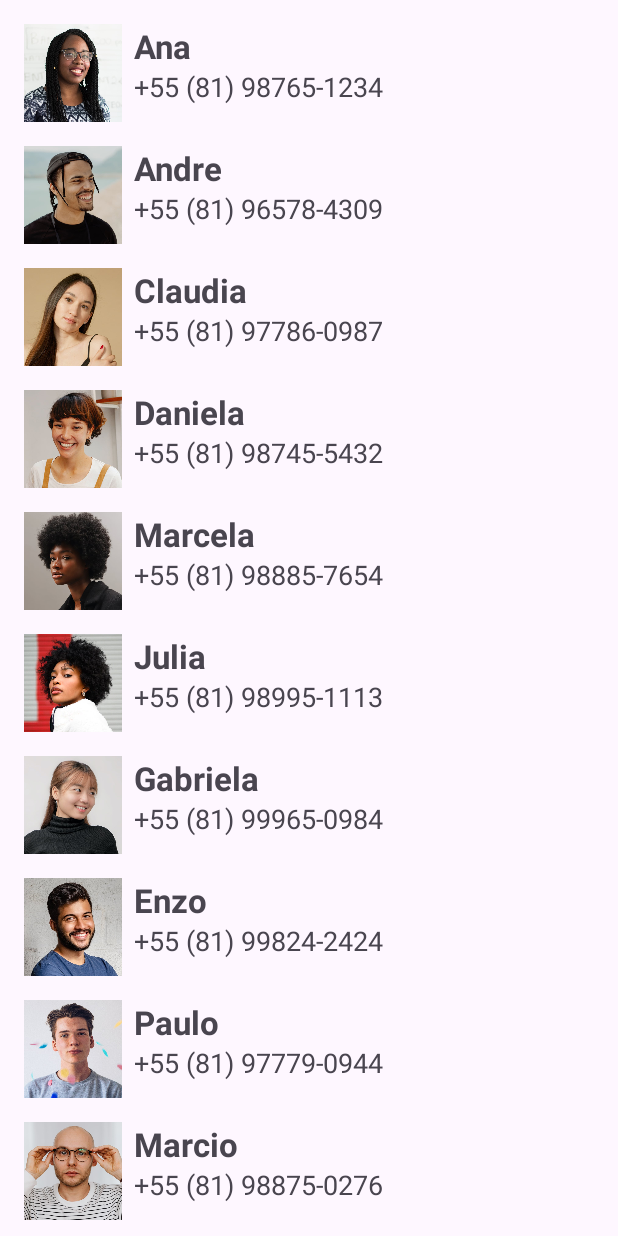
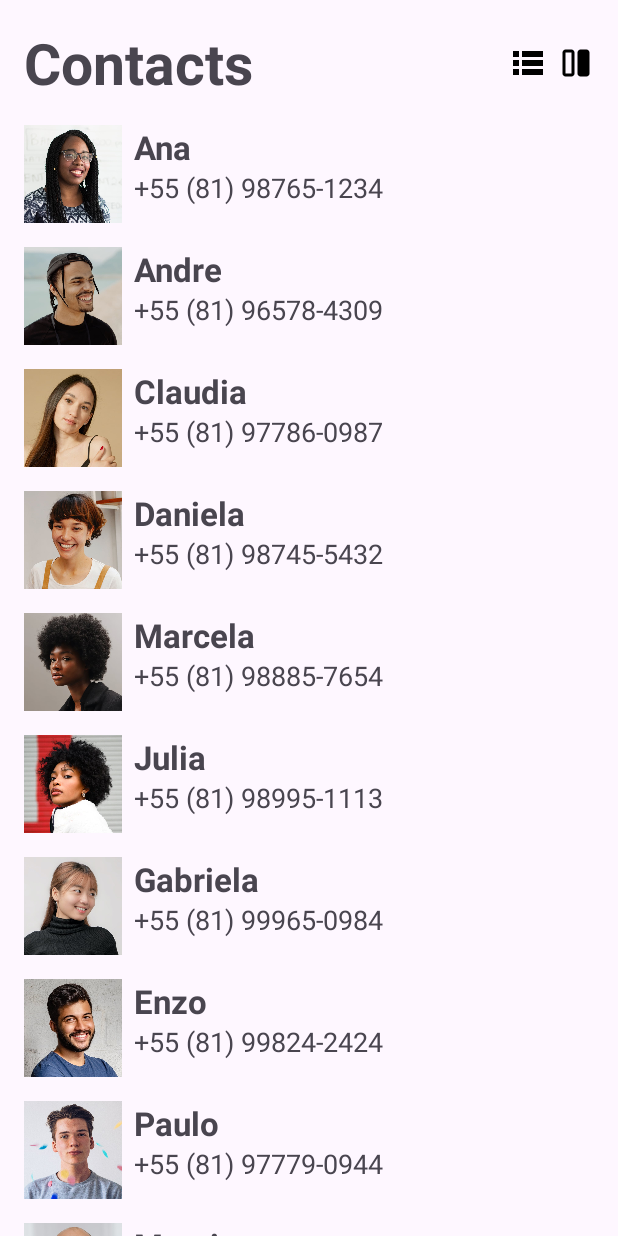
Before and after one commit to marcoaferreira/MyContacts, an Android app: the screen it shows after launch (MainActivity), on a phone screen of 412 x 824 dp. Run offline under Robolectric (Android 15) with nearby library versions, the phone set to English and light mode, and no system bars.

Commit message:
[minor] new Contact Details activity

```diff
--- a/app/src/main/AndroidManifest.xml
+++ b/app/src/main/AndroidManifest.xml
@@ -13,6 +13,9 @@
         android:theme="@style/Theme.Recyclerview"
         tools:targetApi="31">
         <activity
+            android:name=".ContactDetailActivity"
+            android:exported="false" />
+        <activity
             android:name=".MainActivity"
             android:exported="true">
             <intent-filter>
--- a/app/src/main/java/com/devspace/recyclerview/ContactListAdapter.kt
+++ b/app/src/main/java/com/devspace/recyclerview/ContactListAdapter.kt
@@ -14,6 +14,8 @@ import androidx.recyclerview.widget.RecyclerView
 class ContactListAdapter:
     ListAdapter<Contact, ContactListAdapter.ContactViewHolder>(ContactDiffUtils()) {
 
+    private lateinit var onClickListener: (Contact) -> Unit
+
     override fun onCreateViewHolder(parent: ViewGroup, viewType: Int): ContactViewHolder {
         val view = LayoutInflater.from(parent.context).inflate(R.layout.item_layout, parent, false)
         return ContactViewHolder(view)
@@ -21,20 +23,28 @@ class ContactListAdapter:
 
     override fun onBindViewHolder(holder: ContactViewHolder, position: Int) {
         val contact = getItem(position)
-        holder.bind(contact)
+        holder.bind(contact, onClickListener)
+    }
+
+    fun setOnClickListener(onClick: (Contact) -> Unit){
+        onClickListener = onClick
     }
 
 
         // hold the data
-    class ContactViewHolder(view: View): RecyclerView.ViewHolder(view){
+    class ContactViewHolder(private val view: View): RecyclerView.ViewHolder(view){
         private val tvName = view.findViewById<TextView>(R.id.tv_name)
         private val tvPhone = view.findViewById<TextView>(R.id.tv_phone)
         private val image = view.findViewById<ImageView>(R.id.image)
 
-        fun bind(contact: Contact) {
+        fun bind(contact: Contact, onClick: (Contact) -> Unit) {
             tvName.text = contact.name
             tvPhone.text = contact.phone
             image.setImageResource(contact.icon)
+
+            view.setOnClickListener {
+                onClick.invoke(contact)
+            }
         }
     }
 
--- a/app/src/main/java/com/devspace/recyclerview/MainActivity.kt
+++ b/app/src/main/java/com/devspace/recyclerview/MainActivity.kt
@@ -1,10 +1,14 @@
 package com.devspace.recyclerview
 
+import android.content.Intent
+import android.media.Image
 import android.os.Bundle
+import android.widget.ImageView
 import androidx.activity.enableEdgeToEdge
 import androidx.appcompat.app.AppCompatActivity
 import androidx.core.view.ViewCompat
 import androidx.core.view.WindowInsetsCompat
+import androidx.recyclerview.widget.GridLayoutManager
 import androidx.recyclerview.widget.LinearLayoutManager
 import androidx.recyclerview.widget.RecyclerView
 
@@ -20,12 +24,29 @@ class MainActivity : AppCompatActivity() {
         }
 
         val rvlist = findViewById<RecyclerView>(R.id.rv_list)
+        val ivGrid = findViewById<ImageView>(R.id.iv_grid)
+        val ivList = findViewById<ImageView>(R.id.iv_list)
         val adapter = ContactListAdapter()
 
         rvlist.adapter = adapter
         rvlist.layoutManager = LinearLayoutManager(this)
+        adapter.submitList(contacts)
 
-        adapter.submitList(contacts)
+        ivGrid.setOnClickListener {
+            rvlist.layoutManager = GridLayoutManager(this, 2)
+        }
+
+        ivList.setOnClickListener {
+            rvlist.layoutManager = LinearLayoutManager(this)
+        }
+
+        adapter.setOnClickListener { contact ->
+            val intent = Intent(this, ContactDetailActivity::class.java)
+            intent.putExtra("name", contact.name)
+            intent.putExtra("phone", contact.phone)
+            intent.putExtra("icon", contact.icon)
+            startActivity(intent)
+        }
 
     }
 }
--- a/app/src/main/res/layout/activity_main.xml
+++ b/app/src/main/res/layout/activity_main.xml
@@ -7,14 +7,47 @@
     android:layout_height="match_parent"
     tools:context=".MainActivity">
 
+    <TextView
+        android:id="@+id/tv_title"
+        android:layout_width="0dp"
+        android:layout_height="wrap_content"
+        android:layout_margin="16dp"
+        android:layout_marginStart="32dp"
+        android:text="@string/contacts_list_title"
+        android:textSize="38sp"
+        android:textStyle="bold"
+        app:layout_constraintEnd_toStartOf="@+id/iv_list"
+        app:layout_constraintStart_toStartOf="parent"
+        app:layout_constraintTop_toTopOf="parent" />
+
+    <ImageView
+        android:id="@+id/iv_grid"
+        android:layout_width="24dp"
+        android:layout_height="24dp"
+        android:src="@drawable/ic_grid"
+        android:layout_marginEnd="16dp"
+        app:layout_constraintBottom_toBottomOf="@+id/tv_title"
+        app:layout_constraintEnd_toEndOf="parent"
+        app:layout_constraintTop_toTopOf="@+id/tv_title" />
+
+    <ImageView
+        android:id="@+id/iv_list"
+        android:layout_width="24dp"
+        android:layout_height="24dp"
+        android:src="@drawable/ic_list"
+        android:layout_marginEnd="8dp"
+        app:layout_constraintBottom_toBottomOf="@+id/tv_title"
+        app:layout_constraintEnd_toStartOf="@id/iv_grid"
+        app:layout_constraintTop_toTopOf="@+id/tv_title" />
+
     <androidx.recyclerview.widget.RecyclerView
         android:id="@+id/rv_list"
         android:layout_width="match_parent"
-        android:layout_height="match_parent"
+        android:layout_height="0dp"
         app:layout_constraintBottom_toBottomOf="parent"
         app:layout_constraintEnd_toEndOf="parent"
         app:layout_constraintStart_toStartOf="parent"
-        app:layout_constraintTop_toTopOf="parent"
-        tools:listitem="@layout/item_layout"/>
+        app:layout_constraintTop_toBottomOf="@id/tv_title"
+        tools:listitem="@layout/item_layout" />
 
 </androidx.constraintlayout.widget.ConstraintLayout>
--- a/app/src/main/res/values/strings.xml
+++ b/app/src/main/res/values/strings.xml
@@ -1,3 +1,4 @@
 <resources>
     <string name="app_name">Recyclerview</string>
+    <string name="contacts_list_title">Contacts</string>
 </resources>
```
Also changed, not shown: app/src/main/java/com/devspace/recyclerview/ContactDetailActivity.kt (added, +42 -0 lines), app/src/main/res/layout/activity_contact_detail.xml (added, +118 -0 lines).
